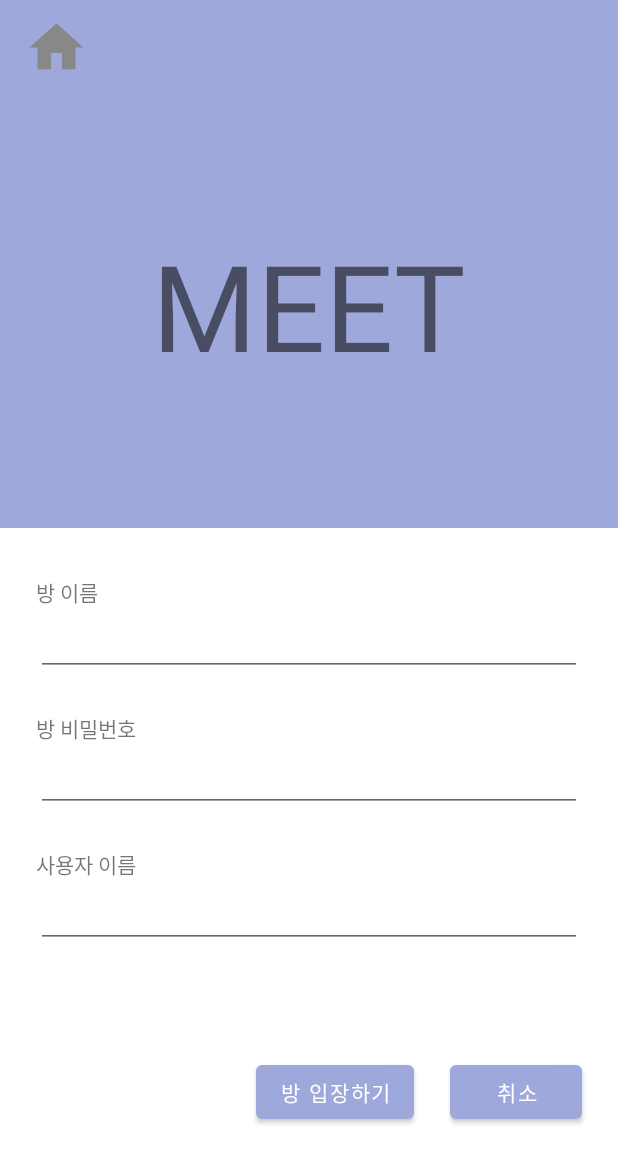
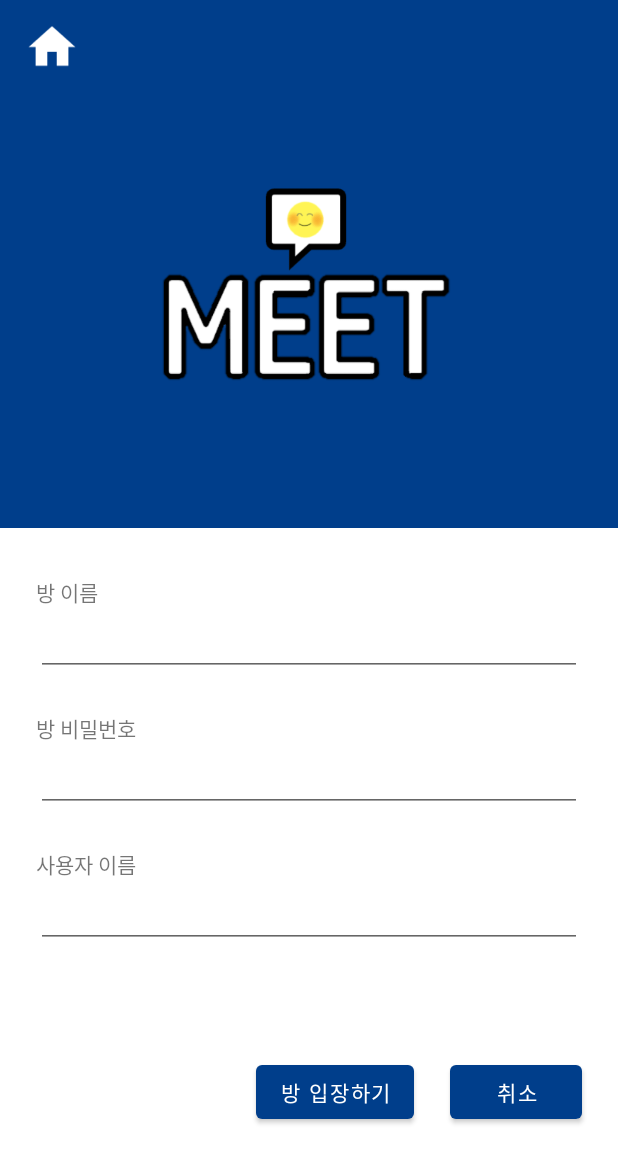
Before and after one commit to pingkka/MEET-android, an Android app: the EnterRoomFragment screen opened through its navigation route, on a phone screen of 412 x 824 dp. Shown: the top 1163 px of the screen. Run offline under Robolectric (Android 15) with nearby library versions, the phone set to English and light mode, and no system bars; our stand-ins replace Firebase (no records; nobody signed in at launch, a user with empty details on screens opened directly); libraries missing offline, so code that uses them is left out: org.eclipse.paho.

Commit message:
Add app logo image, Add mic button image, Change theme color

```diff
--- a/app/src/main/java/com/example/LastCapston/calling/ChatRoomFragment.java
+++ b/app/src/main/java/com/example/LastCapston/calling/ChatRoomFragment.java
@@ -79,7 +79,11 @@ public class ChatRoomFragment extends Fragment {
         binding.btnMic.setOnTouchListener((v, event) -> {
             switch (event.getAction()) {
                 case MotionEvent.ACTION_DOWN:
+                    binding.btnMic.setImageResource(R.drawable.mic_on);
+                    callingViewModel.touchMic();
+                    break;
                 case MotionEvent.ACTION_UP:
+                    binding.btnMic.setImageResource(R.drawable.mic_off);
                     callingViewModel.touchMic();
                     break;
 
--- a/app/src/main/java/com/example/LastCapston/calling/SttThread.java
+++ b/app/src/main/java/com/example/LastCapston/calling/SttThread.java
@@ -138,7 +138,6 @@ public class SttThread extends Thread {
                         }
                         else { // errorCalled
                             Log.i("Stt", "errorCalled");
-
                         }
 
                     } else {
--- a/app/src/main/java/com/example/LastCapston/main/MainViewModel.java
+++ b/app/src/main/java/com/example/LastCapston/main/MainViewModel.java
@@ -35,8 +35,8 @@ public class MainViewModel extends ViewModel {
 
     public MainViewModel() {
         /* 변수 초기화 */
-
-        ip.setValue("223.194.153.241"); // 지호
+        ip.setValue("192.168.0.11"); // 경진
+        //ip.setValue("223.194.153.241"); // 지호
         port.setValue("1883");
         topic.setValue("");
         userName.setValue("");
--- a/app/src/main/res/drawable/ic_baseline_home_24.xml
+++ b/app/src/main/res/drawable/ic_baseline_home_24.xml
@@ -1,4 +1,4 @@
-<vector android:height="24dp" android:tint="#888888"
+<vector android:height="24dp"
     android:viewportHeight="24" android:viewportWidth="24"
     android:width="24dp" xmlns:android="http://schemas.android.com/apk/res/android">
     <path android:fillColor="@android:color/white" android:pathData="M10,20v-6h4v6h5v-8h3L12,3 2,12h3v8z"/>
--- a/app/src/main/res/layout/fragment_enter_room.xml
+++ b/app/src/main/res/layout/fragment_enter_room.xml
@@ -9,13 +9,13 @@
     <androidx.constraintlayout.widget.ConstraintLayout
         android:layout_width="match_parent"
         android:layout_height="wrap_content"
-        android:background="#9FA8DA"
+        android:background="#003E8B"
         android:minHeight="55dp">
 
         <ImageView
             android:id="@+id/enter_home_button"
-            android:layout_width="43dp"
-            android:layout_height="46dp"
+            android:layout_width="37dp"
+            android:layout_height="37dp"
             android:layout_marginStart="16dp"
             android:layout_marginTop="8dp"
             app:layout_constraintBottom_toBottomOf="parent"
@@ -32,16 +32,12 @@
         android:gravity="center"
         android:orientation="vertical">
 
-        <TextView
-            android:id="@+id/textView8"
+        <ImageView
+            android:id="@+id/appLogoImage"
             android:layout_width="match_parent"
-            android:layout_height="0dp"
-            android:layout_gravity="center"
-            android:layout_weight="3"
-            android:gravity="center"
-            android:text="MEET"
-            android:textSize="80sp"
-            tools:ignore="NestedWeights" />
+            android:layout_height="wrap_content"
+            android:background="#003E8B"
+            app:srcCompat="@drawable/app_logo" />
     </LinearLayout>
 
     <androidx.constraintlayout.widget.ConstraintLayout
--- a/app/src/main/res/values/themes.xml
+++ b/app/src/main/res/values/themes.xml
@@ -2,7 +2,7 @@
     <!-- Base application theme. -->
     <style name="Theme.LastCapston" parent="Theme.MaterialComponents.DayNight.DarkActionBar">
         <!-- Primary brand color. -->
-        <item name="colorPrimary">#9FA8DA</item>
+        <item name="colorPrimary">#003E8B</item>
         <item name="colorPrimaryVariant">@color/purple_700</item>
         <item name="colorOnPrimary">@color/white</item>
         <!-- Secondary brand color. -->
```
Also changed, not shown: app/src/main/res/layout/fragment_chat_room.xml (+7 -3 lines), app/src/main/res/layout/fragment_create_room.xml (+5 -8 lines), app/src/main/res/layout/fragment_home.xml (+7 -8 lines), app/src/main/res/drawable/app_logo.png (added), app/src/main/res/drawable/mic_off.png (added), app/src/main/res/drawable/mic_on.png (added).
